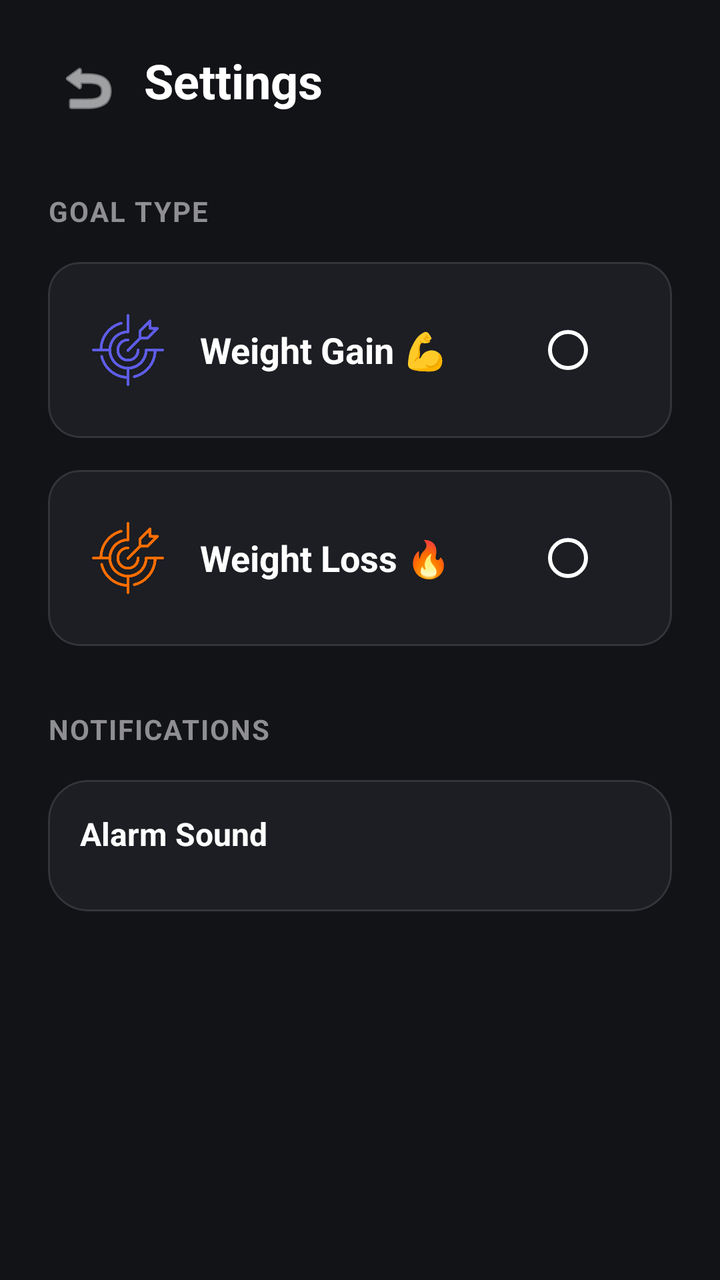
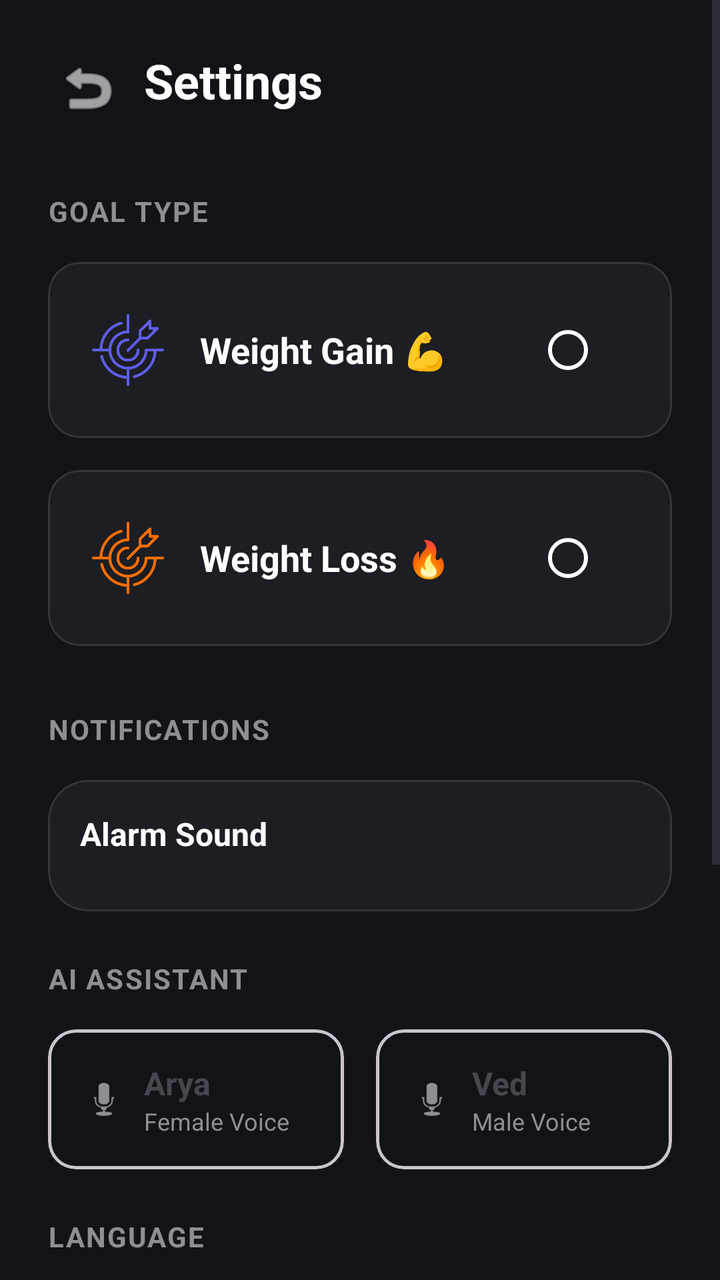

Before-and-after screenshots of an Android layout around one commit, followed by the original layout XML and the change that was made.
<!-- AndroidManifest.xml: application theme Theme.HealthPilot -->
<!-- res/layout/fragment_settings.xml -->
<?xml version="1.0" encoding="utf-8"?>
<ScrollView xmlns:android="http://schemas.android.com/apk/res/android"
    xmlns:app="http://schemas.android.com/apk/res-auto"
    android:layout_width="match_parent"
    android:layout_height="match_parent"
    android:background="@color/bg_dark">

    <LinearLayout
        android:layout_width="match_parent"
        android:layout_height="wrap_content"
        android:orientation="vertical"
        android:padding="24dp">

        <RelativeLayout
            android:layout_width="match_parent"
            android:layout_height="wrap_content"
            android:layout_marginBottom="32dp">

            <ImageButton
                android:id="@+id/btn_back"
                android:layout_width="40dp"
                android:layout_height="40dp"
                android:layout_alignParentStart="true"
                android:layout_centerVertical="true"
                android:background="?attr/selectableItemBackgroundBorderless"
                android:padding="8dp"
                android:src="@android:drawable/ic_menu_revert"
                app:tint="@color/white" />

            <TextView
                android:layout_width="wrap_content"
                android:layout_height="wrap_content"
                android:layout_marginStart="8dp"
                android:layout_toEndOf="@id/btn_back"
                android:text="Settings"
                android:textColor="@color/white"
                android:textSize="24sp"
                android:textStyle="bold" />
        </RelativeLayout>

        <TextView
            android:layout_width="wrap_content"
            android:layout_height="wrap_content"
            android:layout_marginBottom="16dp"
            android:text="GOAL TYPE"
            android:textColor="@color/text_gray"
            android:textSize="14sp"
            android:textStyle="bold"
            android:letterSpacing="0.05"/>

        <com.google.android.material.card.MaterialCardView
            android:id="@+id/card_weight_gain"
            android:layout_width="match_parent"
            android:layout_height="wrap_content"
            android:layout_marginBottom="16dp"
            android:clickable="true"
            android:focusable="true"
            app:cardBackgroundColor="@color/card_dark"
            app:cardCornerRadius="16dp"
            app:cardElevation="0dp"
            app:strokeColor="#1AFFFFFF"
            app:strokeWidth="1dp">

            <LinearLayout
                android:layout_width="match_parent"
                android:layout_height="wrap_content"
                android:gravity="center_vertical"
                android:orientation="horizontal"
                android:padding="20dp">

                <ImageView
                    android:layout_width="40dp"
                    android:layout_height="40dp"
                    android:src="@drawable/goal"
                    app:tint="@color/accent_blue" />

                <TextView
                    android:layout_width="0dp"
                    android:layout_height="wrap_content"
                    android:layout_marginStart="16dp"
                    android:layout_weight="1"
                    android:text="Weight Gain 💪"
                    android:textColor="@color/white"
                    android:textSize="18sp"
                    android:textStyle="bold" />

                <RadioButton
                    android:id="@+id/rb_weight_gain"
                    android:layout_width="wrap_content"
                    android:layout_height="wrap_content"
                    android:clickable="false"
                    android:focusable="false" />
            </LinearLayout>
        </com.google.android.material.card.MaterialCardView>

        <com.google.android.material.card.MaterialCardView
            android:id="@+id/card_weight_loss"
            android:layout_width="match_parent"
            android:layout_height="wrap_content"
            android:layout_marginBottom="32dp"
            android:clickable="true"
            android:focusable="true"
            app:cardBackgroundColor="@color/card_dark"
            app:cardCornerRadius="16dp"
            app:cardElevation="0dp"
            app:strokeColor="#1AFFFFFF"
            app:strokeWidth="1dp">

            <LinearLayout
                android:layout_width="match_parent"
                android:layout_height="wrap_content"
                android:gravity="center_vertical"
                android:orientation="horizontal"
                android:padding="20dp">

                <ImageView
                    android:layout_width="40dp"
                    android:layout_height="40dp"
                    android:src="@drawable/goal"
                    app:tint="@color/loss_primary" />

                <TextView
                    android:layout_width="0dp"
                    android:layout_height="wrap_content"
                    android:layout_marginStart="16dp"
                    android:layout_weight="1"
                    android:text="Weight Loss 🔥"
                    android:textColor="@color/white"
                    android:textSize="18sp"
                    android:textStyle="bold" />

                <RadioButton
                    android:id="@+id/rb_weight_loss"
                    android:layout_width="wrap_content"
                    android:layout_height="wrap_content"
                    android:clickable="false"
                    android:focusable="false" />
            </LinearLayout>
        </com.google.android.material.card.MaterialCardView>

        <TextView
            android:layout_width="wrap_content"
            android:layout_height="wrap_content"
            android:layout_marginBottom="16dp"
            android:text="NOTIFICATIONS"
            android:textColor="@color/text_gray"
            android:textSize="14sp"
            android:textStyle="bold"
            android:letterSpacing="0.05"/>

        <com.google.android.material.card.MaterialCardView
            android:layout_width="match_parent"
            android:layout_height="wrap_content"
            app:cardBackgroundColor="@color/card_dark"
            app:cardCornerRadius="20dp"
            app:cardElevation="0dp"
            app:strokeColor="#1AFFFFFF"
            app:strokeWidth="1dp">

            <LinearLayout
                android:layout_width="match_parent"
                android:layout_height="wrap_content"
                android:orientation="vertical"
                android:padding="16dp">

                <TextView
                    android:layout_width="wrap_content"
                    android:layout_height="wrap_content"
                    android:text="Alarm Sound"
                    android:textColor="@color/white"
                    android:textSize="16sp"
                    android:textStyle="bold"
                    android:layout_marginBottom="12dp"/>

                <HorizontalScrollView
                    android:layout_width="match_parent"
                    android:layout_height="wrap_content"
                    android:scrollbars="none">

                    <LinearLayout
                        android:id="@+id/ll_tunes_container"
                        android:layout_width="wrap_content"
                        android:layout_height="wrap_content"
                        android:orientation="horizontal" />
                </HorizontalScrollView>
            </LinearLayout>
        </com.google.android.material.card.MaterialCardView>

    </LinearLayout>
</ScrollView>
<!-- resources referenced by this layout -->
<resources>
  <color name="accent_blue">#5E5CE6</color>
  <color name="bg_dark">#121317</color>
  <color name="card_dark">#1C1E23</color>
  <color name="loss_primary">#FF6D00</color>
  <color name="text_gray">#8E8E93</color>
  <color name="white">#FFFFFFFF</color>
  <!-- drawable goal: png bitmap (drawable, 18050 bytes) -->
  <style name="Theme.HealthPilot" parent="Theme.Material3.DayNight.NoActionBar">
          
          <item name="android:windowBackground">@color/bg_dark</item>
          <item name="android:navigationBarColor">@color/bg_dark</item>
          <item name="android:statusBarColor">@color/bg_dark</item>
          <item name="colorPrimary">@color/accent_blue</item>
          <item name="colorOnPrimary">@color/text_white</item>
          <item name="colorPrimaryContainer">@color/card_dark</item>
          <item name="colorOnPrimaryContainer">@color/text_white</item>
          <item name="colorSurface">@color/bg_dark</item>
          <item name="colorOnSurface">@color/text_white</item>
          <item name="colorSurfaceVariant">@color/card_dark</item>
          <item name="colorOnSurfaceVariant">@color/text_white</item>
          <item name="materialAlertDialogTheme">@style/CustomDialogTheme</item>
      </style>
  <color name="text_white">#FFFFFF</color>
  <style name="CustomDialogTheme" parent="Theme.Material3.Dark.Dialog">
          <item name="android:windowBackground">@android:color/transparent</item>
          <item name="android:backgroundDimEnabled">true</item>
          <item name="colorSurface">#1C1E23</item>
          <item name="android:colorBackground">#1C1E23</item>
          <item name="colorOnSurface">@color/white</item>
          <item name="colorOnSurfaceVariant">@color/text_gray</item>
          <item name="colorPrimary">@color/accent_blue</item>
          <item name="android:textColorPrimary">@color/white</item>
          <item name="android:textColorSecondary">@color/text_gray</item>
          <item name="android:textColor">@color/white</item>
          <item name="android:editTextColor">@color/white</item>
      </style>
</resources>

<!-- the commit's change to res/layout/fragment_settings.xml (unified diff, before → after) -->
@@ -32,7 +32,7 @@
                 android:layout_height="wrap_content"
                 android:layout_marginStart="8dp"
                 android:layout_toEndOf="@id/btn_back"
-                android:text="Settings"
+                android:text="@string/settings"
                 android:textColor="@color/white"
                 android:textSize="24sp"
                 android:textStyle="bold" />
@@ -42,7 +42,7 @@
             android:layout_width="wrap_content"
             android:layout_height="wrap_content"
             android:layout_marginBottom="16dp"
-            android:text="GOAL TYPE"
+            android:text="@string/goal_type"
             android:textColor="@color/text_gray"
             android:textSize="14sp"
             android:textStyle="bold"
@@ -79,7 +79,7 @@
                     android:layout_height="wrap_content"
                     android:layout_marginStart="16dp"
                     android:layout_weight="1"
-                    android:text="Weight Gain 💪"
+                    android:text="@string/weight_gain"
                     android:textColor="@color/white"
                     android:textSize="18sp"
                     android:textStyle="bold" />
@@ -124,7 +124,7 @@
                     android:layout_height="wrap_content"
                     android:layout_marginStart="16dp"
                     android:layout_weight="1"
-                    android:text="Weight Loss 🔥"
+                    android:text="@string/weight_loss"
                     android:textColor="@color/white"
                     android:textSize="18sp"
                     android:textStyle="bold" />
@@ -142,7 +142,7 @@
             android:layout_width="wrap_content"
             android:layout_height="wrap_content"
             android:layout_marginBottom="16dp"
-            android:text="NOTIFICATIONS"
+            android:text="@string/notifications"
             android:textColor="@color/text_gray"
             android:textSize="14sp"
             android:textStyle="bold"
@@ -166,7 +166,7 @@
                 <TextView
                     android:layout_width="wrap_content"
                     android:layout_height="wrap_content"
-                    android:text="Alarm Sound"
+                    android:text="@string/alarm_sound"
                     android:textColor="@color/white"
                     android:textSize="16sp"
                     android:textStyle="bold"
@@ -186,5 +186,281 @@
             </LinearLayout>
         </com.google.android.material.card.MaterialCardView>
 
+        <TextView
+            android:layout_width="wrap_content"
+            android:layout_height="wrap_content"
+            android:layout_marginTop="24dp"
+            android:layout_marginBottom="16dp"
+            android:text="@string/ai_assistant"
+            android:textColor="@color/text_gray"
+            android:textSize="14sp"
+            android:textStyle="bold"
+            android:letterSpacing="0.05"/>
+
+        <LinearLayout
+            android:layout_width="match_parent"
+            android:layout_height="wrap_content"
+            android:orientation="horizontal"
+            android:baselineAligned="false">
+
+            <com.google.android.material.card.MaterialCardView
+                android:id="@+id/card_voice_arya"
+                android:layout_width="0dp"
+                android:layout_height="wrap_content"
+                android:layout_weight="1"
+                android:layout_marginEnd="8dp"
+                android:clickable="true"
+                android:focusable="true"
+                app:cardCornerRadius="14dp"
+                app:cardElevation="0dp"
+                app:strokeWidth="1.5dp">
+
+                <RelativeLayout
+                    android:layout_width="match_parent"
+                    android:layout_height="wrap_content"
+                    android:padding="16dp">
+
+                    <ImageView
+                        android:id="@+id/iv_mic_arya"
+                        android:layout_width="24dp"
+                        android:layout_height="24dp"
+                        android:src="@android:drawable/ic_btn_speak_now"
+                        app:tint="@color/text_gray"
+                        android:layout_alignParentStart="true"
+                        android:layout_centerVertical="true" />
+
+                    <LinearLayout
+                        android:layout_width="wrap_content"
+                        android:layout_height="wrap_content"
+                        android:orientation="vertical"
+                        android:layout_toEndOf="@id/iv_mic_arya"
+                        android:layout_marginStart="8dp"
+                        android:layout_centerVertical="true">
+
+                        <TextView
+                            android:id="@+id/tv_voice_arya_title"
+                            android:layout_width="wrap_content"
+                            android:layout_height="wrap_content"
+                            android:text="Arya"
+                            android:textSize="16sp"
+                            android:textStyle="bold" />
+
+                        <TextView
+                            android:layout_width="wrap_content"
+                            android:layout_height="wrap_content"
+                            android:text="@string/female_voice"
+                            android:textColor="@color/text_gray"
+                            android:textSize="12sp" />
+                    </LinearLayout>
+
+                    <ImageView
+                        android:id="@+id/iv_check_arya"
+                        android:layout_width="20dp"
+                        android:layout_height="20dp"
+                        android:src="@android:drawable/checkbox_on_background"
+                        app:tint="@color/accent_blue"
+                        android:layout_alignParentEnd="true"
+                        android:layout_centerVertical="true"
+                        android:visibility="gone" />
+                </RelativeLayout>
+            </com.google.android.material.card.MaterialCardView>
+
+            <com.google.android.material.card.MaterialCardView
+                android:id="@+id/card_voice_ved"
+                android:layout_width="0dp"
+                android:layout_height="wrap_content"
+                android:layout_weight="1"
+                android:layout_marginStart="8dp"
+                android:clickable="true"
+                android:focusable="true"
+                app:cardCornerRadius="14dp"
+                app:cardElevation="0dp"
+                app:strokeWidth="1.5dp">
+
+                <RelativeLayout
+                    android:layout_width="match_parent"
+                    android:layout_height="wrap_content"
+                    android:padding="16dp">
+
+                    <ImageView
+                        android:id="@+id/iv_mic_ved"
+                        android:layout_width="24dp"
+                        android:layout_height="24dp"
+                        android:src="@android:drawable/ic_btn_speak_now"
+                        app:tint="@color/text_gray"
+                        android:layout_alignParentStart="true"
+                        android:layout_centerVertical="true" />
+
+                    <LinearLayout
+                        android:layout_width="wrap_content"
+                        android:layout_height="wrap_content"
+                        android:orientation="vertical"
+                        android:layout_toEndOf="@id/iv_mic_ved"
+                        android:layout_marginStart="8dp"
+                        android:layout_centerVertical="true">
+
+                        <TextView
+                            android:id="@+id/tv_voice_ved_title"
+                            android:layout_width="wrap_content"
+                            android:layout_height="wrap_content"
+                            android:text="Ved"
+                            android:textSize="16sp"
+                            android:textStyle="bold" />
+
+                        <TextView
+                            android:layout_width="wrap_content"
+                            android:layout_height="wrap_content"
+                            android:text="@string/male_voice"
+                            android:textColor="@color/text_gray"
+                            android:textSize="12sp" />
+                    </LinearLayout>
+
+                    <ImageView
+                        android:id="@+id/iv_check_ved"
+                        android:layout_width="20dp"
+                        android:layout_height="20dp"
+                        android:src="@android:drawable/checkbox_on_background"
+                        app:tint="@color/accent_blue"
+                        android:layout_alignParentEnd="true"
+                        android:layout_centerVertical="true"
+                        android:visibility="gone" />
+                </RelativeLayout>
+            </com.google.android.material.card.MaterialCardView>
+        </LinearLayout>
+
+        
+        <TextView
+            android:layout_width="wrap_content"
+            android:layout_height="wrap_content"
+            android:layout_marginTop="24dp"
+            android:layout_marginBottom="16dp"
+            android:text="@string/language"
+            android:textColor="@color/text_gray"
+            android:textSize="14sp"
+            android:textStyle="bold"
+            android:letterSpacing="0.05"/>
+
+        <LinearLayout
+            android:layout_width="match_parent"
+            android:layout_height="wrap_content"
+            android:orientation="vertical">
+
+            
+            <com.google.android.material.card.MaterialCardView
+                android:id="@+id/card_lang_en"
+                android:layout_width="match_parent"
+                android:layout_height="wrap_content"
+                android:layout_marginBottom="12dp"
+                android:clickable="true"
+                android:focusable="true"
+                app:cardCornerRadius="14dp"
+                app:cardElevation="0dp"
+                app:strokeWidth="1.5dp">
+
+                <RelativeLayout
+                    android:layout_width="match_parent"
+                    android:layout_height="wrap_content"
+                    android:padding="16dp">
+
+                    <TextView
+                        android:id="@+id/tv_lang_en_title"
+                        android:layout_width="wrap_content"
+                        android:layout_height="wrap_content"
+                        android:text="@string/english"
+                        android:textSize="16sp"
+                        android:textStyle="bold" />
+
+                    <ImageView
+                        android:id="@+id/iv_check_lang_en"
+                        android:layout_width="20dp"
+                        android:layout_height="20dp"
+                        android:src="@android:drawable/checkbox_on_background"
+                        app:tint="@color/accent_blue"
+                        android:layout_alignParentEnd="true"
+                        android:layout_centerVertical="true"
+                        android:visibility="gone" />
+                </RelativeLayout>
+            </com.google.android.material.card.MaterialCardView>
+
+            
+            <com.google.android.material.card.MaterialCardView
+                android:id="@+id/card_lang_hi"
+                android:layout_width="match_parent"
+                android:layout_height="wrap_content"
+                android:layout_marginBottom="12dp"
+                android:clickable="true"
+                android:focusable="true"
+                app:cardCornerRadius="14dp"
+                app:cardElevation="0dp"
+                app:strokeWidth="1.5dp">
+
+                <RelativeLayout
+                    android:layout_width="match_parent"
+                    android:layout_height="wrap_content"
+                    android:padding="16dp">
+
+                    <TextView
+                        android:id="@+id/tv_lang_hi_title"
+                        android:layout_width="wrap_content"
+                        android:layout_height="wrap_content"
+                        android:text="@string/hindi"
+                        android:textSize="16sp"
+                        android:textStyle="bold" />
+
+                    <ImageView
+                        android:id="@+id/iv_check_lang_hi"
+                        android:layout_width="20dp"
+                        android:layout_height="20dp"
+                        android:src="@android:drawable/checkbox_on_background"
+                        app:tint="@color/accent_blue"
+                        android:layout_alignParentEnd="true"
+                        android:layout_centerVertical="true"
+                        android:visibility="gone" />
+                </RelativeLayout>
+            </com.google.android.material.card.MaterialCardView>
+
+            
+            <com.google.android.material.card.MaterialCardView
+                android:id="@+id/card_lang_gu"
+                android:layout_width="match_parent"
+                android:layout_height="wrap_content"
+                android:layout_marginBottom="12dp"
+                android:clickable="true"
+                android:focusable="true"
+                app:cardCornerRadius="14dp"
+                app:cardElevation="0dp"
+                app:strokeWidth="1.5dp">
+
+                <RelativeLayout
+                    android:layout_width="match_parent"
+                    android:layout_height="wrap_content"
+                    android:padding="16dp">
+
+                    <TextView
+                        android:id="@+id/tv_lang_gu_title"
+                        android:layout_width="wrap_content"
+                        android:layout_height="wrap_content"
+                        android:text="@string/gujarati"
+                        android:textSize="16sp"
+                        android:textStyle="bold" />
+
+                    <ImageView
+                        android:id="@+id/iv_check_lang_gu"
+                        android:layout_width="20dp"
+                        android:layout_height="20dp"
+                        android:src="@android:drawable/checkbox_on_background"
+                        app:tint="@color/accent_blue"
+                        android:layout_alignParentEnd="true"
+                        android:layout_centerVertical="true"
+                        android:visibility="gone" />
+                </RelativeLayout>
+            </com.google.android.material.card.MaterialCardView>
+        </LinearLayout>
+
+        
+        <Space
+            android:layout_width="match_parent"
+            android:layout_height="80dp" />
+
     </LinearLayout>
 </ScrollView>
<!-- resource entries referenced after the edit -->
@@ -7,6 +7,19 @@
   <color name="text_gray">#8E8E93</color>
   <color name="white">#FFFFFFFF</color>
   <!-- drawable goal: png bitmap (drawable, 18050 bytes) -->
+  <string name="ai_assistant">AI ASSISTANT</string>
+  <string name="alarm_sound">Alarm Sound</string>
+  <string name="english">English</string>
+  <string name="female_voice">Female Voice</string>
+  <string name="goal_type">GOAL TYPE</string>
+  <string name="gujarati">Gujarati (ગુજરાતી)</string>
+  <string name="hindi">Hindi (हिंदी)</string>
+  <string name="language">LANGUAGE</string>
+  <string name="male_voice">Male Voice</string>
+  <string name="notifications">NOTIFICATIONS</string>
+  <string name="settings">Settings</string>
+  <string name="weight_gain">Weight Gain 💪</string>
+  <string name="weight_loss">Weight Loss 🔥</string>
   <style name="Theme.HealthPilot" parent="Theme.Material3.DayNight.NoActionBar">
           
           <item name="android:windowBackground">@color/bg_dark</item>
